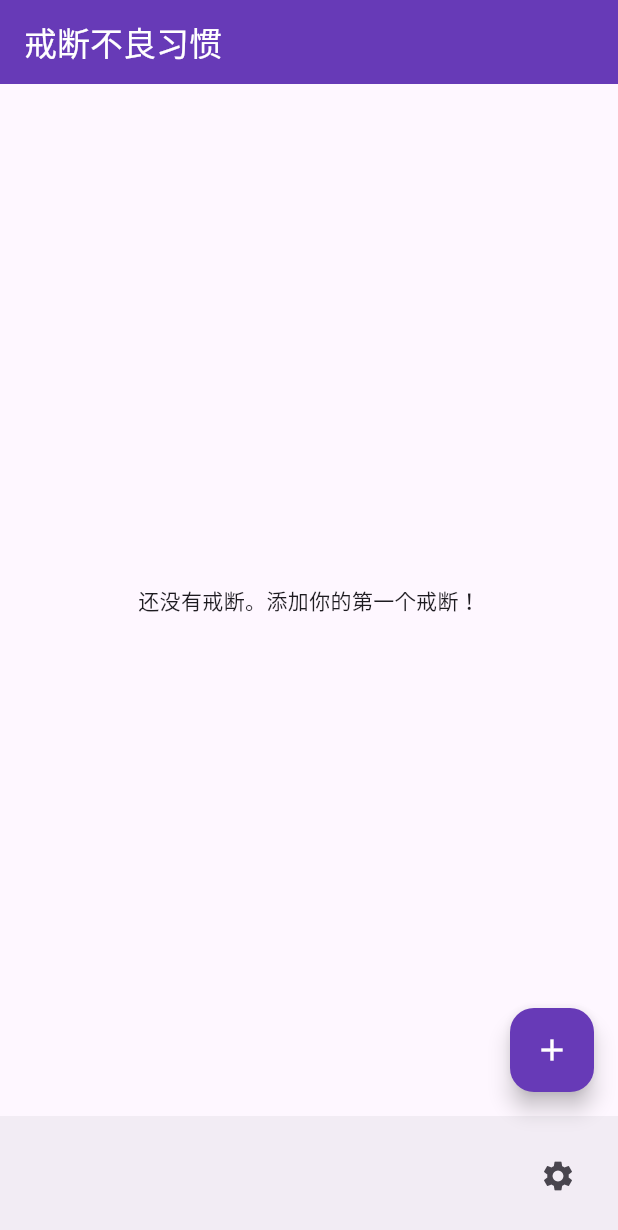
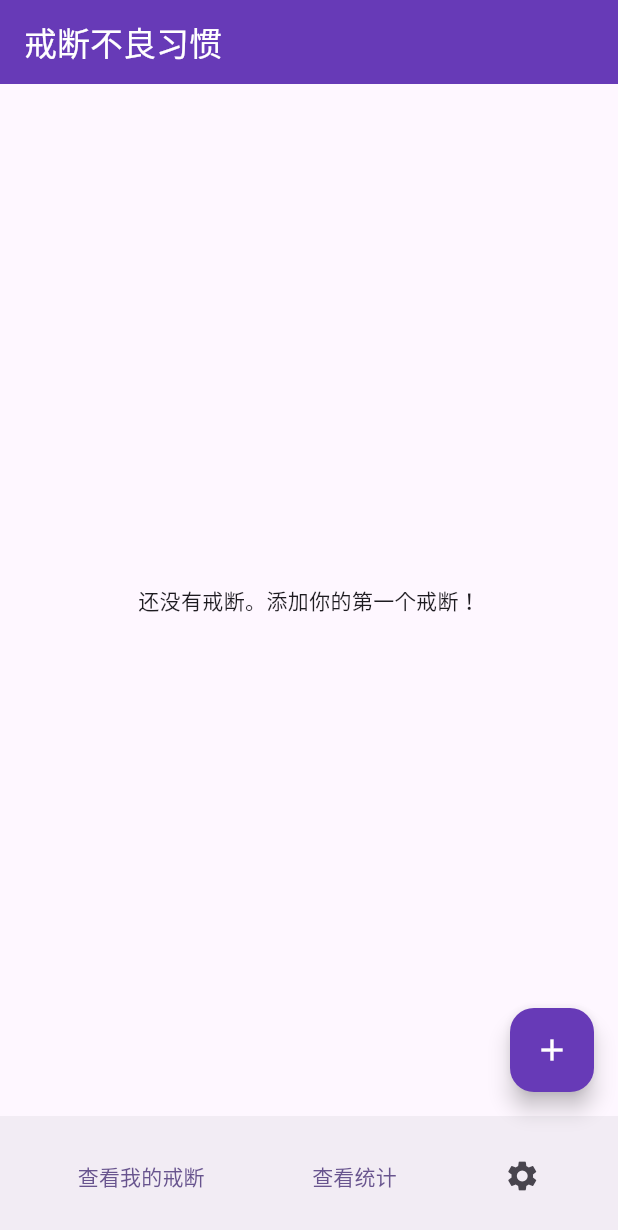
Before and after one commit to tamakooooo/habitbreaker, a Flutter app: the screen it shows after launch, on a phone screen of 412 x 824 dp. Shown: the top 1230 px of the screen. Run offline on Flutter 3.47's test engine with Material 3 defaults, Android fonts, the phone set to English and light mode, and no system bars; our stand-ins replace equatable, fl_chart, flutter_local_notifications, flutter_riverpod, go_router, hive and 3 more; missing offline and left inert: workmanager; accounts and stored records are empty.

Commit message:
修复首页导航按钮测试失败问题

```diff
--- a/lib/screens/home_screen.dart
+++ b/lib/screens/home_screen.dart
@@ -51,8 +51,22 @@ class HomeScreen extends ConsumerWidget {
       ),
       bottomNavigationBar: BottomAppBar(
         child: Row(
-          mainAxisAlignment: MainAxisAlignment.end,
+          mainAxisAlignment: MainAxisAlignment.spaceAround,
           children: [
+            TextButton(
+              onPressed: () {
+                // Navigate to habit list
+                context.push('/habits');
+              },
+              child: const Text('查看我的戒断'),
+            ),
+            TextButton(
+              onPressed: () {
+                // Navigate to statistics
+                context.push('/statistics');
+              },
+              child: const Text('查看统计'),
+            ),
             IconButton(
               icon: const Icon(Icons.settings),
               onPressed: () {
```
